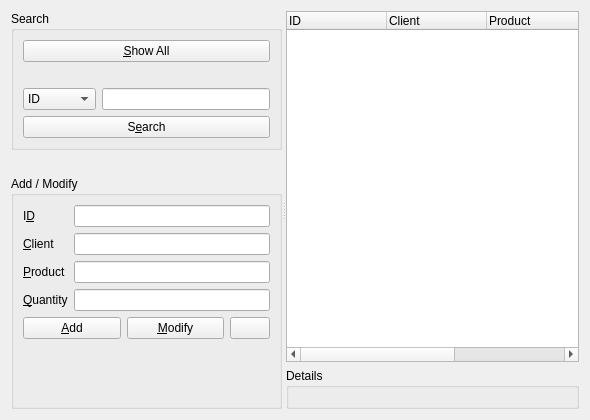
This is CSApp/ordermanagerform.ui in Jeong77777/Project_ClientChatManagementProgram_Qt as Qt 5 draws it before an edit. The edited form follows.
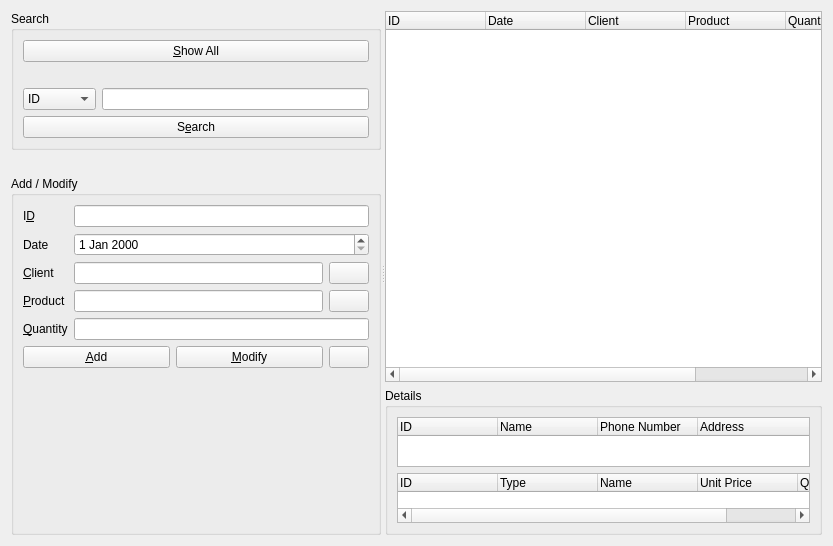
This is the edited form.

```diff
--- a/CSApp/ordermanagerform.ui
+++ b/CSApp/ordermanagerform.ui
@@ -6,14 +6,14 @@
    <rect>
     <x>0</x>
     <y>0</y>
-    <width>590</width>
-    <height>420</height>
+    <width>833</width>
+    <height>546</height>
    </rect>
   </property>
   <property name="windowTitle">
    <string>Client Info</string>
   </property>
-  <layout class="QVBoxLayout" name="verticalLayout_3">
+  <layout class="QVBoxLayout" name="verticalLayout_5">
    <item>
     <widget class="QSplitter" name="splitter">
      <property name="orientation">
@@ -109,7 +109,7 @@
          </property>
          <layout class="QVBoxLayout" name="verticalLayout">
           <item>
-           <layout class="QFormLayout" name="clientFormLayout">
+           <layout class="QFormLayout" name="orderFormLayout">
             <item row="0" column="0">
              <widget class="QLabel" name="idLabel">
               <property name="text">
@@ -127,7 +127,7 @@
               </property>
              </widget>
             </item>
-            <item row="1" column="0">
+            <item row="2" column="0">
              <widget class="QLabel" name="clientLabel">
               <property name="text">
                <string>&amp;Client</string>
@@ -137,39 +137,91 @@
               </property>
              </widget>
             </item>
-            <item row="1" column="1">
-             <widget class="QLineEdit" name="nameLineEdit"/>
-            </item>
-            <item row="2" column="0">
-             <widget class="QLabel" name="productLabel">
-              <property name="text">
-               <string>&amp;Product</string>
-              </property>
-              <property name="buddy">
-               <cstring>phoneNumberLineEdit</cstring>
-              </property>
-             </widget>
-            </item>
             <item row="2" column="1">
-             <widget class="QLineEdit" name="phoneNumberLineEdit"/>
+             <layout class="QHBoxLayout" name="horizontalLayout">
+              <item>
+               <widget class="QLineEdit" name="nameLineEdit">
+                <property name="readOnly">
+                 <bool>true</bool>
+                </property>
+               </widget>
+              </item>
+              <item>
+               <widget class="QPushButton" name="inputClientPushButton">
+                <property name="sizePolicy">
+                 <sizepolicy hsizetype="Fixed" vsizetype="Fixed">
+                  <horstretch>0</horstretch>
+                  <verstretch>0</verstretch>
+                 </sizepolicy>
+                </property>
+                <property name="text">
+                 <string/>
+                </property>
+               </widget>
+              </item>
+             </layout>
             </item>
             <item row="3" column="0">
+             <widget class="QLabel" name="productLabel">
+              <property name="text">
+               <string>&amp;Product</string>
+              </property>
+              <property name="buddy">
+               <cstring>productLineEdit</cstring>
+              </property>
+             </widget>
+            </item>
+            <item row="3" column="1">
+             <layout class="QHBoxLayout" name="horizontalLayout_2">
+              <item>
+               <widget class="QLineEdit" name="productLineEdit">
+                <property name="readOnly">
+                 <bool>true</bool>
+                </property>
+               </widget>
+              </item>
+              <item>
+               <widget class="QPushButton" name="inputProductPushButton">
+                <property name="sizePolicy">
+                 <sizepolicy hsizetype="Fixed" vsizetype="Fixed">
+                  <horstretch>0</horstretch>
+                  <verstretch>0</verstretch>
+                 </sizepolicy>
+                </property>
+                <property name="text">
+                 <string/>
+                </property>
+               </widget>
+              </item>
+             </layout>
+            </item>
+            <item row="4" column="0">
              <widget class="QLabel" name="quantityLabel">
               <property name="text">
                <string>&amp;Quantity</string>
               </property>
               <property name="buddy">
-               <cstring>addressLineEdit</cstring>
+               <cstring>quantityLineEdit</cstring>
               </property>
              </widget>
             </item>
-            <item row="3" column="1">
-             <widget class="QLineEdit" name="addressLineEdit">
+            <item row="4" column="1">
+             <widget class="QLineEdit" name="quantityLineEdit">
               <property name="inputMask">
                <string/>
               </property>
              </widget>
             </item>
+            <item row="1" column="0">
+             <widget class="QLabel" name="dateLabel">
+              <property name="text">
+               <string>Date</string>
+              </property>
+             </widget>
+            </item>
+            <item row="1" column="1">
+             <widget class="QDateEdit" name="dateEdit"/>
+            </item>
            </layout>
           </item>
           <item>
@@ -221,7 +273,7 @@
        </item>
       </layout>
      </widget>
-     <widget class="QWidget" name="verticalLayoutWidget">
+     <widget class="QWidget" name="layoutWidget1">
       <layout class="QVBoxLayout" name="listVerticalLayout">
        <item>
         <widget class="QTreeWidget" name="treeWidget">
@@ -233,6 +285,11 @@
            <string>ID</string>
           </property>
          </column>
+         <column>
+          <property name="text">
+           <string>Date</string>
+          </property>
+         </column>
          <column>
           <property name="text">
            <string>Client</string>
@@ -257,28 +314,100 @@
        </item>
        <item>
         <widget class="QGroupBox" name="detailsGroupBox">
-         <property name="sizePolicy">
-          <sizepolicy hsizetype="Preferred" vsizetype="Fixed">
-           <horstretch>0</horstretch>
-           <verstretch>0</verstretch>
-          </sizepolicy>
-         </property>
-         <property name="minimumSize">
-          <size>
-           <width>0</width>
-           <height>0</height>
-          </size>
-         </property>
-         <property name="baseSize">
-          <size>
-           <width>0</width>
-           <height>10</height>
-          </size>
-         </property>
          <property name="title">
           <string>Details</string>
          </property>
-         <layout class="QVBoxLayout" name="verticalLayout_4"/>
+         <layout class="QVBoxLayout" name="verticalLayout_4">
+          <item>
+           <widget class="QTreeWidget" name="clientTreeWidget">
+            <property name="sizePolicy">
+             <sizepolicy hsizetype="Expanding" vsizetype="Fixed">
+              <horstretch>0</horstretch>
+              <verstretch>0</verstretch>
+             </sizepolicy>
+            </property>
+            <property name="minimumSize">
+             <size>
+              <width>0</width>
+              <height>50</height>
+             </size>
+            </property>
+            <property name="maximumSize">
+             <size>
+              <width>16777215</width>
+              <height>50</height>
+             </size>
+            </property>
+            <column>
+             <property name="text">
+              <string>ID</string>
+             </property>
+            </column>
+            <column>
+             <property name="text">
+              <string>Name</string>
+             </property>
+            </column>
+            <column>
+             <property name="text">
+              <string>Phone Number</string>
+             </property>
+            </column>
+            <column>
+             <property name="text">
+              <string>Address</string>
+             </property>
+            </column>
+           </widget>
+          </item>
+          <item>
+           <widget class="QTreeWidget" name="productTreeWidget">
+            <property name="sizePolicy">
+             <sizepolicy hsizetype="Expanding" vsizetype="Fixed">
+              <horstretch>0</horstretch>
+              <verstretch>0</verstretch>
+             </sizepolicy>
+            </property>
+            <property name="minimumSize">
+             <size>
+              <width>0</width>
+              <height>50</height>
+             </size>
+            </property>
+            <property name="maximumSize">
+             <size>
+              <width>16777215</width>
+              <height>50</height>
+             </size>
+            </property>
+            <column>
+             <property name="text">
+              <string notr="true">ID</string>
+             </property>
+            </column>
+            <column>
+             <property name="text">
+              <string>Type</string>
+             </property>
+            </column>
+            <column>
+             <property name="text">
+              <string>Name</string>
+             </property>
+            </column>
+            <column>
+             <property name="text">
+              <string>Unit Price</string>
+             </property>
+            </column>
+            <column>
+             <property name="text">
+              <string>Quntities in stock</string>
+             </property>
+            </column>
+           </widget>
+          </item>
+         </layout>
         </widget>
        </item>
       </layout>
```
